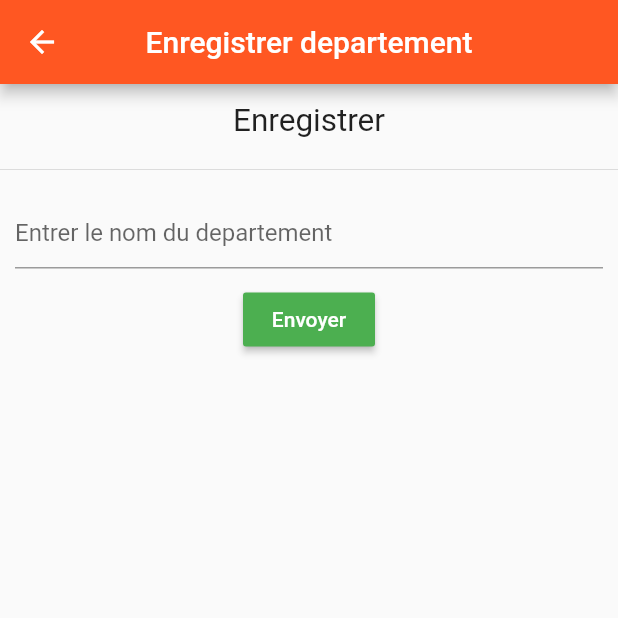
After one commit to mafdele20/flutter_cfp_getech, a Flutter app: the Departement screen opened directly, on a phone screen of 412 x 824 dp, the top half of it. The commit adds this screen. Run offline on Flutter 3.47's test engine with Material 2 defaults, Android fonts, the phone set to English and light mode, and no system bars.

Commit message:
addDepartement

```diff
--- a/lib/ajoutpharmacie.dart
+++ b/lib/ajoutpharmacie.dart
@@ -4,7 +4,7 @@ class Ajout extends StatelessWidget {
   @override
   Widget build(BuildContext context) {
     return Scaffold(
-      appBar : AppBar(title: Text('Candidater'), backgroundColor: Colors.deepOrange, ) ,
+      appBar : AppBar(title: Text('Candidater'), backgroundColor: Colors.deepOrange, centerTitle: true ) ,
       body: Center(child: Text("Candidat")),
     );
 
--- /dev/null
+++ b/lib/departement.dart
@@ -0,0 +1,109 @@
+import 'package:flutter/material.dart';
+import 'dart:convert';
+import 'package:http/http.dart' as http;
+
+class Departement extends StatefulWidget{
+
+  @override
+  _DepartementState createState() => _DepartementState();
+}
+
+class _DepartementState extends State<Departement> {
+  // Boolean variable for CircularProgressIndicator.
+  bool visible = false;
+
+  // Getting value from TextField widget.
+  final nomController = TextEditingController();
+  //final emailController = TextEditingController();
+  //final passwordController = TextEditingController();
+
+  Future addDepartement() async {
+    // Showing CircularProgressIndicator.
+    setState(() {
+      visible = true;
+    });
+
+    // Getting value from Controller
+    String nom = nomController.text;
+  //  String email = emailController.text;
+   // String password = passwordController.text;
+
+    // SERVER API URL
+    //var url = 'http://192.168.1.5/mes_projets/client_php/Service/add/mes_projets/client_php/Service/add';
+
+    // Store all data with Param nom.
+    var data = {'nom': nom};
+    String url = "http://192.168.56.1/Application_Gestion_CFP-GETECH-master/Departement/addDepartement";
+    // Starting Web API Call.
+    var response = await http.post(url,body: json.encode(data));
+
+    // Getting Server response into variable.
+    var message = response.body;
+
+    // If Web call Success than Hide the CircularProgressIndicator.
+    if (response.statusCode == 200) {
+      setState(() {
+        visible = false;
+      });
+    }
+
+    // Showing Alert Dialog with Response JSON Message.
+    showDialog(
+      context: context,
+      builder: (BuildContext context) {
+        return AlertDialog(
+          title: new Text(message),
+          actions: <Widget>[
+            FlatButton(
+              child: new Text("OK"),
+              onPressed: () {
+                Navigator.of(context).pop();
+              },
+            ),
+          ],
+        );
+      },
+    );
+  }
+
+  @override
+  Widget build(BuildContext context) {
+
+    return Scaffold(
+        appBar : AppBar(title: Text('Enregistrer departement'), backgroundColor: Colors.deepOrange, centerTitle: true ) ,
+        body: SingleChildScrollView(
+            child: Center(
+              child: Column(
+                children: <Widget>[
+                  Padding(
+                      padding: const EdgeInsets.all(12.0),
+                      child: Text('Enregistrer',
+                          style: TextStyle(fontSize: 21))),
+                  Divider(),
+                  Container(
+                      //width: 280,
+                      padding: EdgeInsets.all(10.0),
+                      child: TextField(
+                        controller: nomController,
+                        autocorrect: true,
+                        decoration: InputDecoration(hintText: 'Entrer le nom du departement'),
+                      )),
+
+                  RaisedButton(
+                    onPressed: addDepartement,
+                    color: Colors.green,
+                    textColor: Colors.white,
+                    padding: EdgeInsets.fromLTRB(10, 10, 10, 10),
+                    child: Text('Envoyer'),
+                  ),
+                  Visibility(
+                      visible: visible,
+                      child: Container(
+                          margin: EdgeInsets.only(bottom: 30),
+                          child: CircularProgressIndicator())),
+                ],
+              ),
+            )));
+  }
+
+}
--- a/lib/main.dart
+++ b/lib/main.dart
@@ -2,7 +2,9 @@ import 'package:demo/drawer.dart';
 import 'package:flutter/material.dart';
 
 void main(){
-  runApp(MaterialApp(home:Test(), )) ;
+  runApp(MaterialApp(home:Test(),
+      debugShowCheckedModeBanner: false
+  )) ;
 }
 
 class Test extends StatelessWidget{
```
Also changed, not shown: lib/accueil.dart (+5 -2 lines), lib/appBar.dart (added, +8 -0 lines), lib/drawer.dart (+11 -1 lines).
